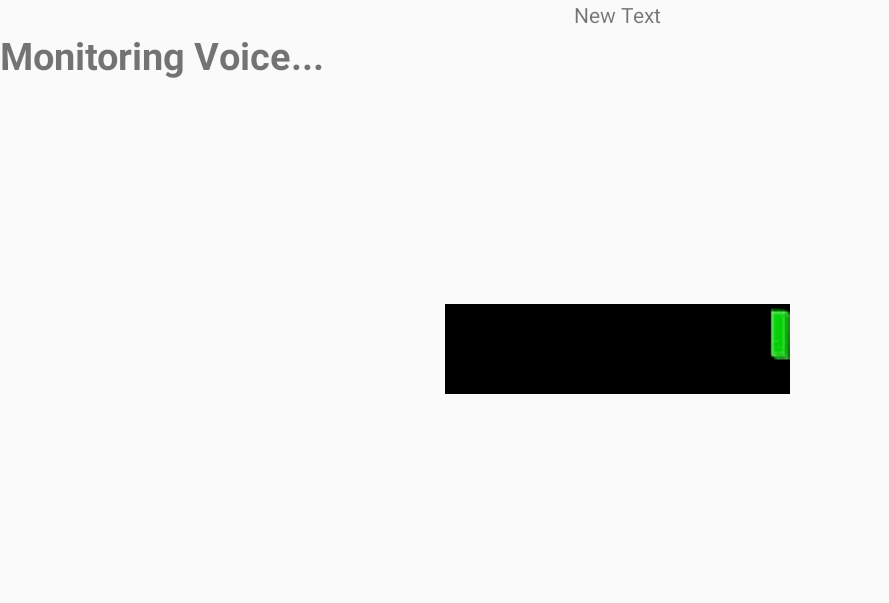
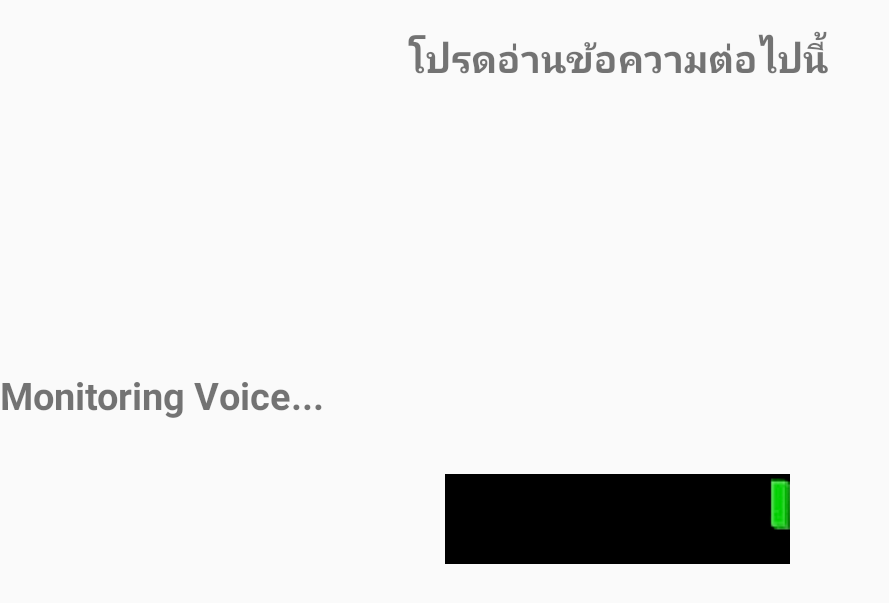
Before and after one commit to Norapol/BroadcasterTest, an Android app: the ShowVideoActivity screen opened directly, with no data from a screen before it, after a tap on "TEST", on a phone screen of 824 x 412 dp (held sideways). Shown: the top 603 px of the screen, without its empty margins (0-889 px from the left). Run offline under Robolectric (Android 15) with nearby library versions, the phone set to English and light mode, and no system bars.

Commit message:
Show DetailView Finish

```diff
--- a/app/src/main/java/rmutr/narubeth/saowarak/norapol/broadcastertest/DetailListView.java
+++ b/app/src/main/java/rmutr/narubeth/saowarak/norapol/broadcastertest/DetailListView.java
@@ -11,7 +11,7 @@
 public class DetailListView extends AppCompatActivity {
 
     //Explicit
-    private String[] titleStrings;
+    private String[] titleStrings, detailStrings;
     private int iconAnInt;
 
     @Override
@@ -44,6 +44,7 @@
                 //Intent to ShowVideoActivity
                 Intent objIntent = new Intent(DetailListView.this, ShowVideoActivity.class);
                 objIntent.putExtra("Title", titleStrings[i]);
+                objIntent.putExtra("Detail", detailStrings[i]);
                 objIntent.putExtra("Viedo", R.raw.talkname1);
                 startActivity(objIntent);
 
@@ -55,6 +56,7 @@
     private void receiveValue() {
 
         titleStrings = getIntent().getStringArrayExtra("Title");
+        detailStrings = getIntent().getStringArrayExtra("Detail");
         iconAnInt = getIntent().getIntExtra("Icon", R.drawable.nameread);
 
         for (int i=0;i<titleStrings.length;i++) {
--- a/app/src/main/java/rmutr/narubeth/saowarak/norapol/broadcastertest/MainActivity.java
+++ b/app/src/main/java/rmutr/narubeth/saowarak/norapol/broadcastertest/MainActivity.java
@@ -10,6 +10,8 @@
 
     //Explicit
     private ImageView talkNameImageView, newTestMaleImageView, newTestFemaleImageView;
+
+    private String[] detailStrings;
 
 
     @Override
@@ -47,14 +49,17 @@
         switch (view.getId()) {
             case R.id.imageView2:
                 resultStrings = getResources().getStringArray(R.array.talkname);
+                detailStrings = getResources().getStringArray(R.array.talkname_detail);
                 intIcon = R.drawable.nameread;
                 break;
             case R.id.imageView3:
                 resultStrings = getResources().getStringArray(R.array.testmale);
+                detailStrings = getResources().getStringArray(R.array.testmale_detail);
                 intIcon = R.drawable.testboy;
                 break;
             case R.id.imageView4:
                 resultStrings = getResources().getStringArray(R.array.testfemale);
+                detailStrings = getResources().getStringArray(R.array.testfemale_detail);
                 intIcon = R.drawable.gtest;
                 break;
             default:
@@ -65,6 +70,7 @@
         //Intent to Detail ListView
         Intent objIntent = new Intent(MainActivity.this, DetailListView.class);
         objIntent.putExtra("Title", resultStrings);
+        objIntent.putExtra("Detail", detailStrings);
         objIntent.putExtra("Icon", intIcon);
         startActivity(objIntent);
 
--- a/app/src/main/java/rmutr/narubeth/saowarak/norapol/broadcastertest/ShowVideoActivity.java
+++ b/app/src/main/java/rmutr/narubeth/saowarak/norapol/broadcastertest/ShowVideoActivity.java
@@ -14,7 +14,7 @@
     //Explicit ประกาศตัวแปล
     private TextView titleTextView;
     private VideoView showVideoView;
-    private String strTitle;
+    private String strTitle, detailString;
 
     @Override
     protected void onCreate(Bundle savedInstanceState) {
@@ -58,8 +58,12 @@
     }
 
     public void clickTest(View view) {
+
+        detailString = getIntent().getStringExtra("Detail");
+
         Intent intent = new Intent(ShowVideoActivity.this, TestActivity.class);
         intent.putExtra("Title", strTitle);
+        intent.putExtra("Detail", detailString);
         startActivity(intent);
     }
 
--- a/app/src/main/java/rmutr/narubeth/saowarak/norapol/broadcastertest/TestActivity.java
+++ b/app/src/main/java/rmutr/narubeth/saowarak/norapol/broadcastertest/TestActivity.java
@@ -10,6 +10,14 @@
 import android.widget.Toast;
 
 public class TestActivity extends Activity  {
+
+    //Explicit
+    private TextView showDetailTextView;
+    private String detailString;
+
+
+
+
     /* constants */
     private static final int POLL_INTERVAL = 300;
 
@@ -70,6 +78,10 @@
         // Defined SoundLevelView in main.xml file
         setContentView(R.layout.activity_test);
         mStatusView = (TextView) findViewById(R.id.status);
+        showDetailTextView = (TextView) findViewById(R.id.textView5);
+
+        //Show Detail View
+        showDetailView();
 
         // Used to record voice
         mSensor = new SoundMeter();
@@ -77,6 +89,11 @@
 
         PowerManager pm = (PowerManager) getSystemService(Context.POWER_SERVICE);
         mWakeLock = pm.newWakeLock(PowerManager.SCREEN_DIM_WAKE_LOCK, "NoiseAlert");
+    }
+
+    private void showDetailView() {
+        detailString = getIntent().getStringExtra("Detail");
+        showDetailTextView.setText(detailString);
     }
 
 
--- a/app/src/main/res/layout-land/activity_test.xml
+++ b/app/src/main/res/layout-land/activity_test.xml
@@ -8,9 +8,34 @@
     <TextView
         android:layout_width="wrap_content"
         android:layout_height="wrap_content"
-        android:text="New Text"
+        android:text="@string/title_test"
         android:id="@+id/textView4"
-        android:layout_gravity="center_horizontal" />
+        android:layout_gravity="center_horizontal"
+        android:textSize="@dimen/h1"
+        android:textStyle="bold"
+        android:layout_margin="20dp" />
+
+    <ScrollView
+        android:layout_width="match_parent"
+        android:layout_height="170dp"
+        android:id="@+id/scrollView"
+        android:layout_marginLeft="20dp"
+        android:layout_marginRight="20dp" >
+
+        <LinearLayout
+            android:orientation="vertical"
+            android:layout_width="match_parent"
+            android:layout_height="match_parent"
+            android:gravity="center_horizontal">
+
+            <TextView
+                android:layout_width="wrap_content"
+                android:layout_height="wrap_content"
+                android:text="New Text"
+                android:id="@+id/textView5"
+                android:textSize="@dimen/h2" />
+        </LinearLayout>
+    </ScrollView>
 
     <TextView
         android:id="@+id/status"
--- a/app/src/main/res/values/strings.xml
+++ b/app/src/main/res/values/strings.xml
@@ -5,4 +5,6 @@
     <string name="newtest_male">แบบทดสอบ ประกาศข่าว ผู้ชาย</string>
     <string name="newtest_female">แบบทดสอบ ประกาศข่าว ผู้หญิง</string>
 
+    <string name="title_test">โปรดอ่านข้อความต่อไปนี้</string>
+
 </resources>
--- /dev/null
+++ b/app/src/main/res/values/url_video.xml
@@ -0,0 +1,6 @@
+<?xml version="1.0" encoding="utf-8"?>
+<resources>
+
+
+
+</resources>
```
